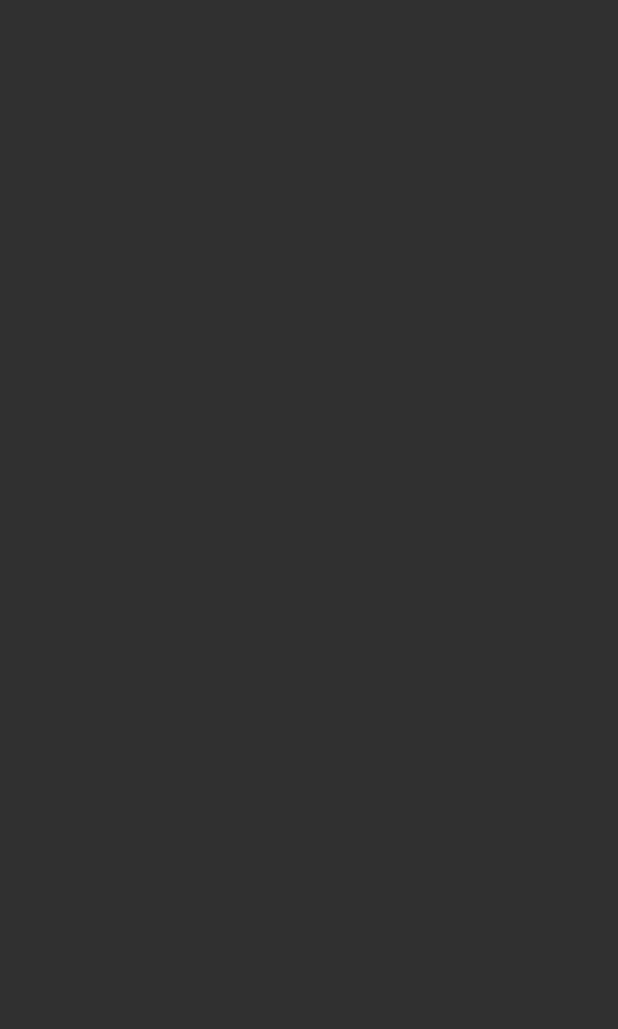
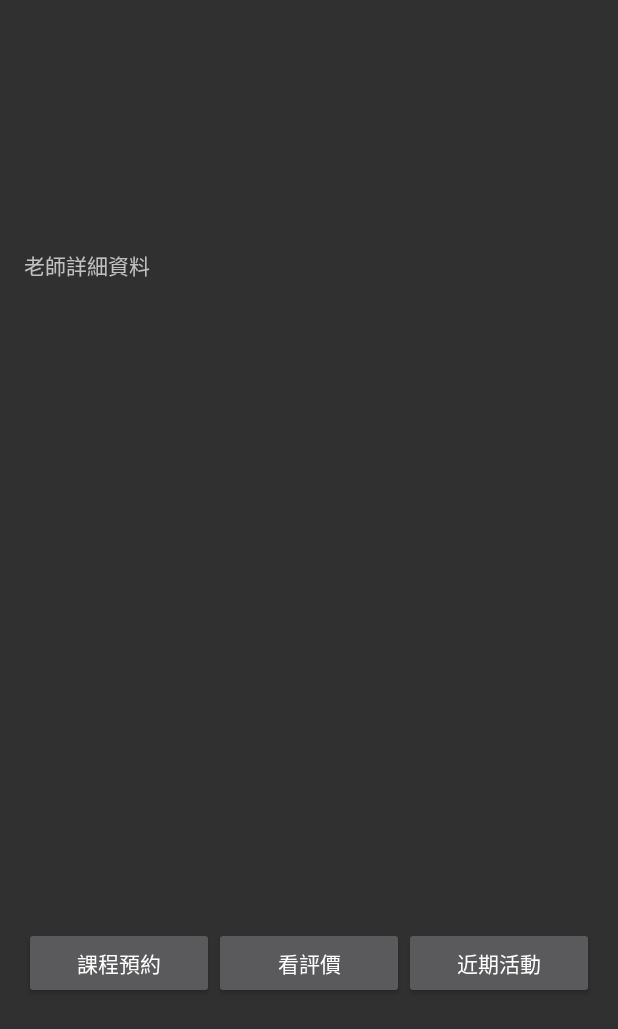
Before and after one commit to fateezgo/Fateezgo, an Android app: the MasterDetailsActivity screen opened directly, with no data from a screen before it, on a phone screen of 412 x 824 dp. Before the commit the part shown is empty. Shown: the top 1029 px of the screen. Run offline under Robolectric (Android 15) with nearby library versions, the phone set to English and light mode, and no system bars.

Commit message:
update By Josh 201608231711

```diff
--- a/app/src/main/res/layout/activity_master_details.xml
+++ b/app/src/main/res/layout/activity_master_details.xml
@@ -1,5 +1,5 @@
 <?xml version="1.0" encoding="utf-8"?>
-<RelativeLayout xmlns:android="http://schemas.android.com/apk/res/android"
+<LinearLayout xmlns:android="http://schemas.android.com/apk/res/android"
     xmlns:tools="http://schemas.android.com/tools"
     android:layout_width="match_parent"
     android:layout_height="match_parent"
@@ -7,6 +7,61 @@
     android:paddingLeft="@dimen/activity_horizontal_margin"
     android:paddingRight="@dimen/activity_horizontal_margin"
     android:paddingTop="@dimen/activity_vertical_margin"
-    tools:context="tw.com.fateezgo.MasterDetailsActivity">
+    android:orientation="vertical"
+    tools:context="tw.com.fateezgo.MasterDetailsActivity"
+    android:weightSum="1">
 
-</RelativeLayout>
+    <LinearLayout
+        android:layout_width="match_parent"
+        android:layout_height="wrap_content"
+        android:orientation="horizontal"
+        android:gravity="center_horizontal">
+        <ImageView
+            android:layout_width="match_parent"
+            android:layout_height="150dp"
+            android:layout_weight="1"
+            android:id="@+id/picMaster" />
+        <TextView
+            android:layout_width="match_parent"
+            android:layout_height="wrap_content"
+            android:layout_weight="1"
+            android:id="@+id/textViewMasterShort" />
+
+    </LinearLayout>
+
+    <TextView
+        android:layout_width="match_parent"
+        android:layout_height="200dp"
+        android:text="老師詳細資料"
+        android:id="@+id/textViewMastDet"
+        android:layout_weight="0.64" />
+
+    <LinearLayout
+        android:orientation="horizontal"
+        android:layout_width="match_parent"
+        android:layout_height="wrap_content">
+
+        <Button
+            android:layout_width="match_parent"
+            android:layout_height="wrap_content"
+            android:text="課程預約"
+            android:id="@+id/fatesel"
+            android:layout_weight="1" />
+
+        <Button
+            android:layout_width="match_parent"
+            android:layout_height="wrap_content"
+            android:text="看評價"
+            android:id="@+id/masteva"
+            android:layout_weight="1" />
+
+        <Button
+            android:layout_width="match_parent"
+            android:layout_height="wrap_content"
+            android:text="近期活動"
+            android:id="@+id/mastnew"
+            android:layout_weight="1" />
+    </LinearLayout>
+
+
+</LinearLayout>
--- a/app/src/main/res/layout/activity_master_list.xml
+++ b/app/src/main/res/layout/activity_master_list.xml
@@ -19,7 +19,7 @@
             android:layout_height="match_parent"
             android:layout_weight="1"
             android:text="評價"
-            android:id="@+id/btn01"
+            android:id="@+id/mastEvabtn"
             android:textSize="50dp"
             android:background="@drawable/button_shape_master_list"
             android:textColor="#000000" />
@@ -31,7 +31,8 @@
             android:textSize="20dp"
             android:background="@drawable/button_shape_master_list"
             android:singleLine="true"
-            android:textColor="#000000" />
+            android:textColor="#000000"
+            android:id="@+id/mastDatatime" />
 
     </LinearLayout>
 
```
Also changed, not shown: app/src/main/java/tw/com/fateezgo/MasterListActivity.java (+7 -0 lines), app/src/main/res/layout/activity_free_master.xml (+12 -2 lines), app/src/main/res/layout/layout_master_list.xml (added, +37 -0 lines).
